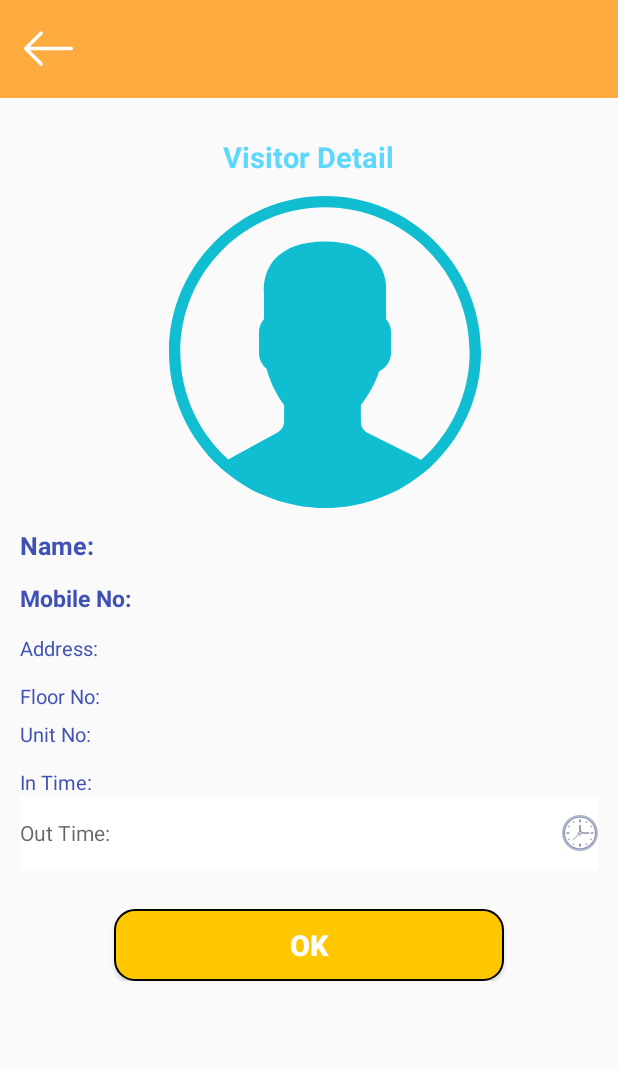
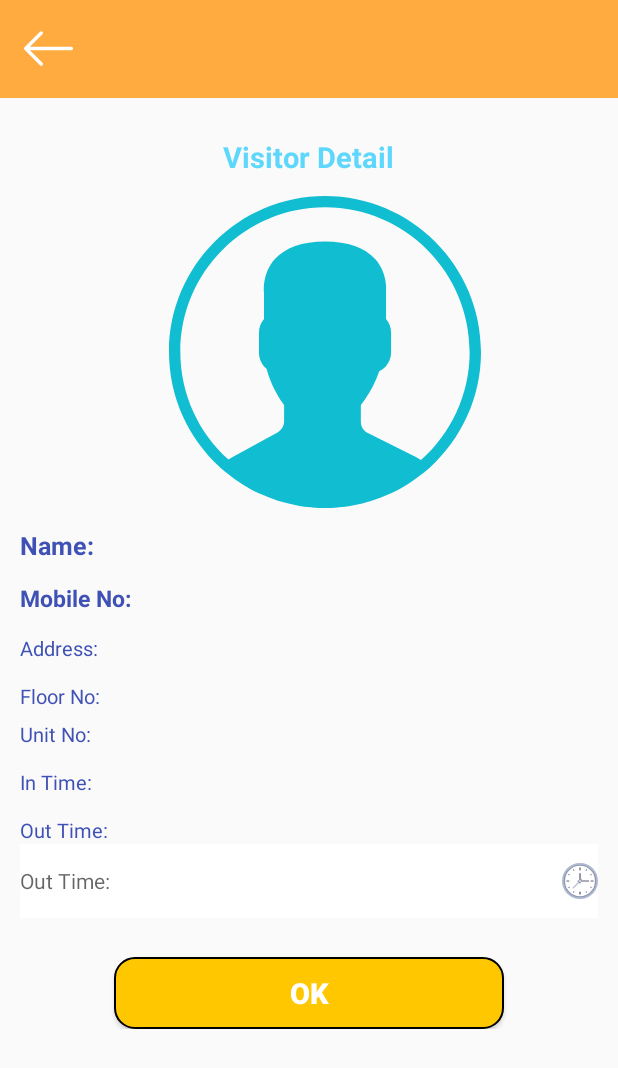
Before and after one commit to vijay040/SocietyMaintainance, an Android app: the VisitorDetailActivity screen opened directly, with no data from a screen before it, on a phone screen of 412 x 824 dp. Shown: the top 1068 px of the screen. Run offline under Robolectric (Android 15) with nearby library versions, the phone set to English and light mode, and no system bars; our stand-ins replace sdp/ssp sizes; libraries missing offline, so code that uses them is left out: es.dmoral.toasty; pictures from the network do not load; 9 statements that could not run were skipped.

Commit message:
updated by anuradha

```diff
--- a/app/src/main/res/layout/activity_visitor_detail.xml
+++ b/app/src/main/res/layout/activity_visitor_detail.xml
@@ -98,6 +98,18 @@
                 android:textColor="@color/text_color"
                 android:textSize="@dimen/_10sdp" />
 
+            <TextView
+                android:id="@+id/txtTimeOut"
+                android:layout_width="wrap_content"
+                android:layout_height="wrap_content"
+                android:layout_marginLeft="@dimen/_10sdp"
+                android:layout_marginTop="@dimen/_10sdp"
+                android:text="@string/time_out"
+
+                android:textColor="@color/colorPrimary"
+                android:textSize="@dimen/_10sdp" />
+
+
             <EditText
                 android:id="@+id/edt_time_out"
                 android:layout_width="match_parent"
```
Also changed, not shown: app/src/main/java/com/mmcs/societymaintainance/activity/VisitorDetailActivity.java (+13 -4 lines).
